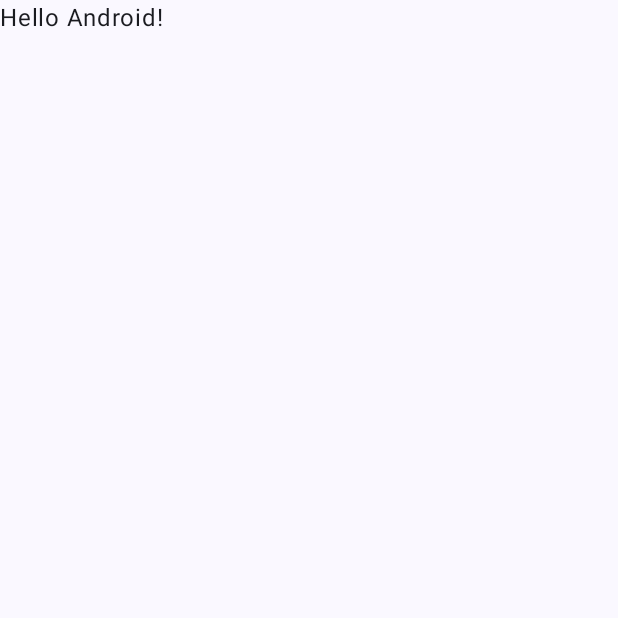
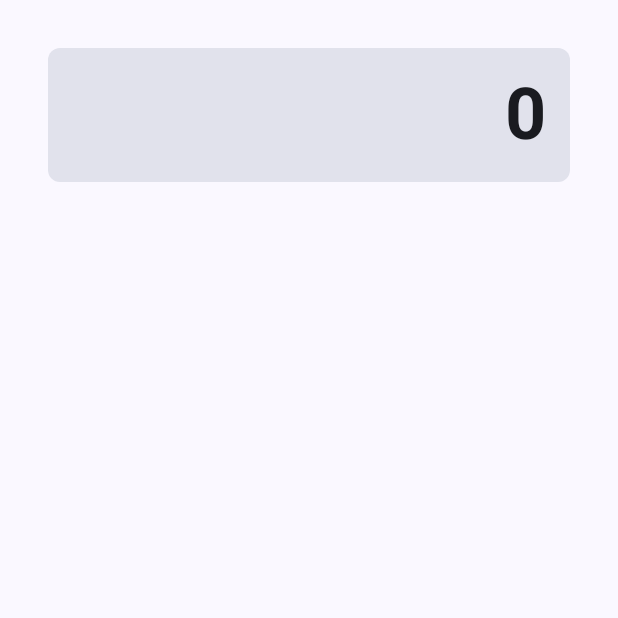
Before and after one commit to rahulbodh/CalculatorApp, an Android app built with Jetpack Compose: the screen it shows after launch (MainActivity), on a phone screen of 412 x 824 dp, the top half of it. Before the commit the part shown is almost empty. Run offline under Robolectric (Android 15) with nearby library versions, the phone set to English and light mode, and no system bars.

Commit message:
create answer window

```diff
--- a/app/src/main/java/com/example/calculatorapp/MainActivity.kt
+++ b/app/src/main/java/com/example/calculatorapp/MainActivity.kt
@@ -4,13 +4,23 @@ import android.os.Bundle
 import androidx.activity.ComponentActivity
 import androidx.activity.compose.setContent
 import androidx.activity.enableEdgeToEdge
+import androidx.compose.foundation.background
+import androidx.compose.foundation.layout.Column
 import androidx.compose.foundation.layout.fillMaxSize
+import androidx.compose.foundation.layout.fillMaxWidth
 import androidx.compose.foundation.layout.padding
+import androidx.compose.foundation.shape.RoundedCornerShape
+import androidx.compose.material3.MaterialTheme
 import androidx.compose.material3.Scaffold
+import androidx.compose.material3.Surface
 import androidx.compose.material3.Text
 import androidx.compose.runtime.Composable
 import androidx.compose.ui.Modifier
+import androidx.compose.ui.text.font.FontWeight
+import androidx.compose.ui.text.style.TextAlign
 import androidx.compose.ui.tooling.preview.Preview
+import androidx.compose.ui.unit.dp
+import androidx.compose.ui.unit.sp
 import com.example.calculatorapp.ui.theme.CalculatorAppTheme
 
 class MainActivity : ComponentActivity() {
@@ -19,29 +29,50 @@ class MainActivity : ComponentActivity() {
         enableEdgeToEdge()
         setContent {
             CalculatorAppTheme {
-                Scaffold(modifier = Modifier.fillMaxSize()) { innerPadding ->
-                    Greeting(
-                        name = "Android",
-                        modifier = Modifier.padding(innerPadding)
-                    )
-                }
+               Surface (
+                   modifier = Modifier.fillMaxSize(),
+                   color = MaterialTheme.colorScheme.background
+               ){
+                   Calculator()
+               }
             }
         }
     }
 }
 
 @Composable
-fun Greeting(name: String, modifier: Modifier = Modifier) {
-    Text(
-        text = "Hello $name!",
-        modifier = modifier
-    )
+fun Calculator() {
+    Column(
+        modifier = Modifier
+            .fillMaxSize()
+            .background(MaterialTheme.colorScheme.background)
+            .padding(16.dp)
+    ) {
+        Text(
+            text = "0",
+            style = MaterialTheme.typography.headlineLarge.copy(
+                fontSize = 48.sp,
+                fontWeight = FontWeight.Bold
+            ),
+            color = MaterialTheme.colorScheme.onBackground,
+            modifier = Modifier
+                .fillMaxWidth()
+                .padding(16.dp)
+                .background(
+                    MaterialTheme.colorScheme.surfaceVariant,
+                    RoundedCornerShape(8.dp)
+                )
+                .padding(16.dp),
+            textAlign = TextAlign.End
+        )
+    }
+
 }
 
 @Preview(showBackground = true)
 @Composable
 fun GreetingPreview() {
     CalculatorAppTheme {
-        Greeting("Android")
+       Calculator()
     }
 }
```
Also changed, not shown: 1 other file.
